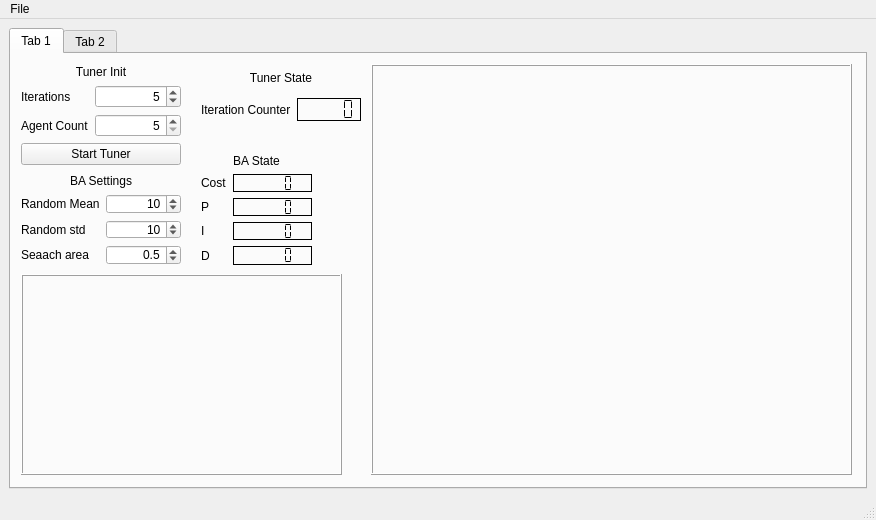
JakubBurczyk/Evolutionary_PID_Tuner, file uis/GUI_v1.ui: the form before one commit.
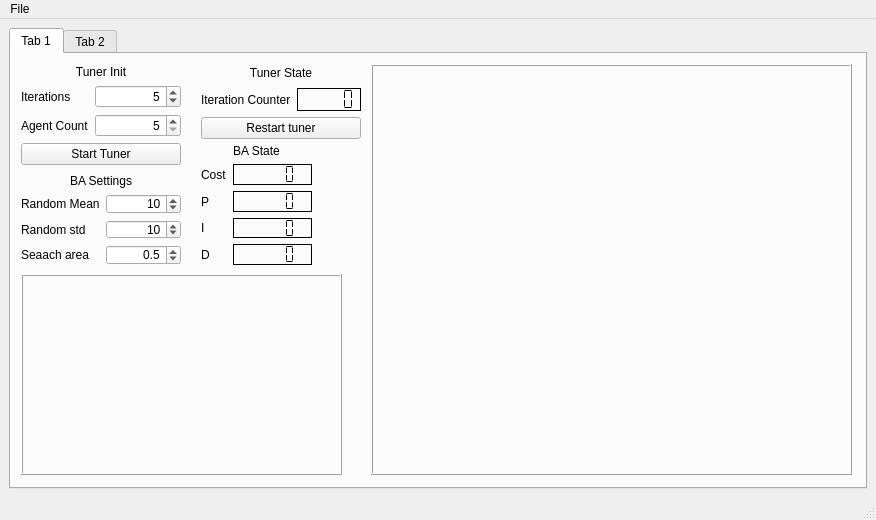
The form after the commit.

Commit message: Added restart fixed file removal

The edit to the form file:
```diff
--- a/uis/GUI_v1.ui
+++ b/uis/GUI_v1.ui
@@ -109,7 +109,7 @@
           <x>190</x>
           <y>10</y>
           <width>160</width>
-          <height>61</height>
+          <height>75</height>
          </rect>
         </property>
         <layout class="QVBoxLayout" name="verticalLayout">
@@ -150,6 +150,13 @@
            </item>
           </layout>
          </item>
+         <item>
+          <widget class="QPushButton" name="pushButton_restartTuner">
+           <property name="text">
+            <string>Restart tuner</string>
+           </property>
+          </widget>
+         </item>
         </layout>
        </widget>
        <widget class="QWidget" name="verticalLayoutWidget_3">
@@ -251,9 +258,9 @@
         <property name="geometry">
          <rect>
           <x>190</x>
-          <y>100</y>
+          <y>90</y>
           <width>111</width>
-          <height>111</height>
+          <height>121</height>
          </rect>
         </property>
         <layout class="QVBoxLayout" name="verticalLayout_2">
```
The commit also changes 1 other file.
